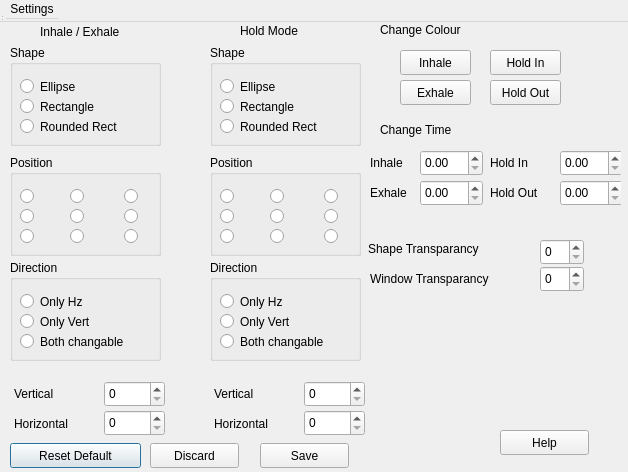
This is Breather/dialog.ui in hemanshukale/BreathSync as Qt 5 draws it before an edit. The edited form follows.
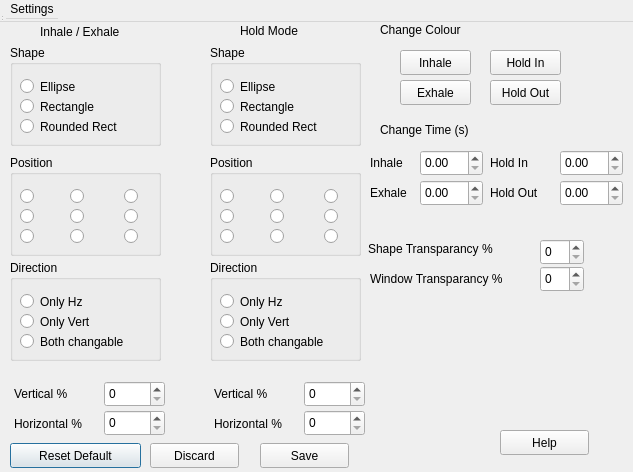
This is the edited form.

Commit message: UI Frontend: Changed shape size scale to (0-100)

```diff
--- a/Breather/dialog.ui
+++ b/Breather/dialog.ui
@@ -6,7 +6,7 @@
    <rect>
     <x>0</x>
     <y>0</y>
-    <width>628</width>
+    <width>633</width>
     <height>472</height>
    </rect>
   </property>
@@ -21,7 +21,7 @@
     <rect>
      <x>0</x>
      <y>20</y>
-     <width>621</width>
+     <width>630</width>
      <height>451</height>
     </rect>
    </property>
@@ -826,7 +826,7 @@
      </rect>
     </property>
     <property name="text">
-     <string>Change Time</string>
+     <string>Change Time (s)</string>
     </property>
    </widget>
    <widget class="QLabel" name="label_HoldHz">
@@ -834,12 +834,12 @@
      <rect>
       <x>214</x>
       <y>395</y>
-      <width>81</width>
+      <width>90</width>
       <height>17</height>
      </rect>
     </property>
     <property name="text">
-     <string>Horizontal</string>
+     <string>Horizontal %</string>
     </property>
    </widget>
    <widget class="QLabel" name="label_PosInExVert">
@@ -847,12 +847,12 @@
      <rect>
       <x>14</x>
       <y>365</y>
-      <width>71</width>
+      <width>80</width>
       <height>17</height>
      </rect>
     </property>
     <property name="text">
-     <string>Vertical</string>
+     <string>Vertical %</string>
     </property>
    </widget>
    <widget class="QLabel" name="label_PosInExHz">
@@ -860,12 +860,12 @@
      <rect>
       <x>14</x>
       <y>395</y>
-      <width>81</width>
+      <width>90</width>
       <height>17</height>
      </rect>
     </property>
     <property name="text">
-     <string>Horizontal</string>
+     <string>Horizontal %</string>
     </property>
    </widget>
    <widget class="QLabel" name="label_PosHoldVert">
@@ -873,12 +873,12 @@
      <rect>
       <x>214</x>
       <y>365</y>
-      <width>71</width>
+      <width>80</width>
       <height>17</height>
      </rect>
     </property>
     <property name="text">
-     <string>Vertical</string>
+     <string>Vertical %</string>
     </property>
    </widget>
    <widget class="QSpinBox" name="sizeInhVertical">
@@ -953,12 +953,12 @@
      <rect>
       <x>368</x>
       <y>220</y>
-      <width>151</width>
+      <width>160</width>
       <height>17</height>
      </rect>
     </property>
     <property name="text">
-     <string>Shape Transparancy</string>
+     <string>Shape Transparancy %</string>
     </property>
    </widget>
    <widget class="QLabel" name="label_SetTransparancyWindow">
@@ -966,12 +966,12 @@
      <rect>
       <x>370</x>
       <y>250</y>
-      <width>151</width>
+      <width>170</width>
       <height>17</height>
      </rect>
     </property>
     <property name="text">
-     <string>Window Transparancy</string>
+     <string>Window Transparancy %</string>
     </property>
    </widget>
    <widget class="QSpinBox" name="transparancyWindow">
```
Left out of the diff: 16 changed lines with no effect on the pictures.
